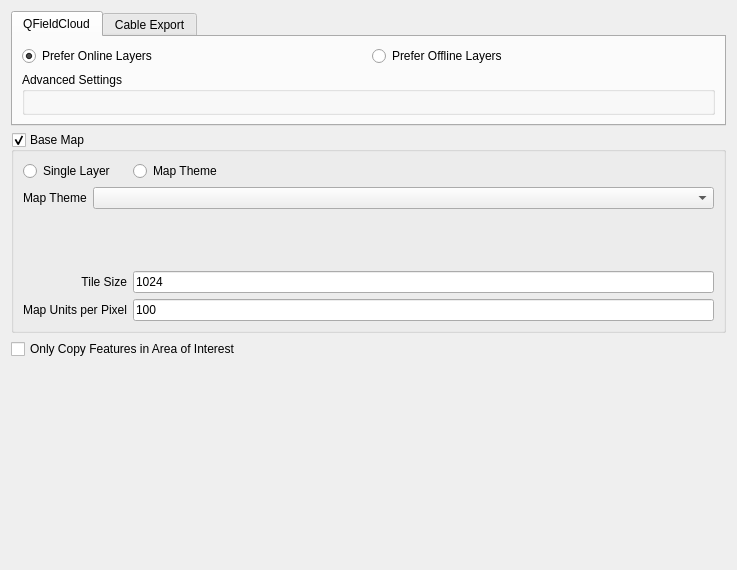
First picture: the form in qfieldsync/ui/project_configuration_widget.ui, repository opengisch/qfieldsync, before the edit.
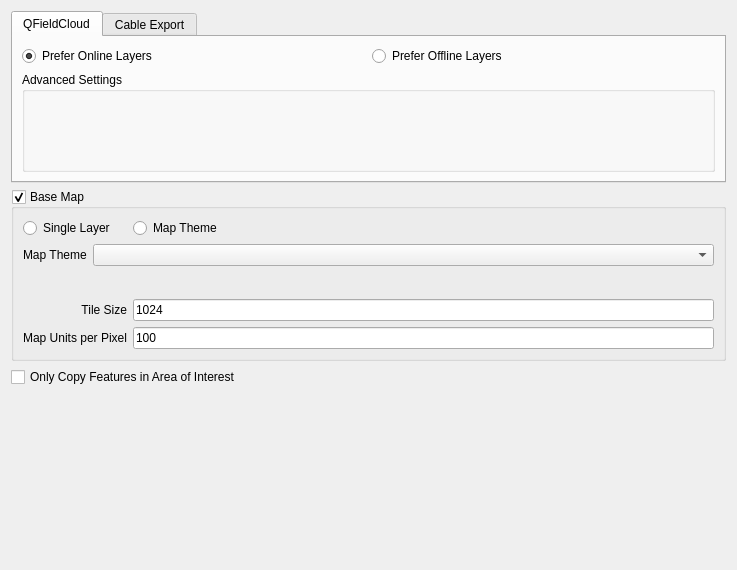
Second picture: the form after the edit. Custom widgets are drawn as their Qt base class.

```diff
--- a/qfieldsync/ui/project_configuration_widget.ui
+++ b/qfieldsync/ui/project_configuration_widget.ui
@@ -22,37 +22,16 @@
   <layout class="QVBoxLayout" name="verticalLayout">
    <item>
     <widget class="QTabWidget" name="exportTypeTabs">
-     <property name="sizePolicy">
-      <sizepolicy hsizetype="Expanding" vsizetype="Preferred">
-       <horstretch>0</horstretch>
-       <verstretch>0</verstretch>
-      </sizepolicy>
-     </property>
      <property name="currentIndex">
       <number>0</number>
      </property>
      <widget class="QWidget" name="cloudExportTab">
-      <property name="sizePolicy">
-       <sizepolicy hsizetype="Preferred" vsizetype="Minimum">
-        <horstretch>0</horstretch>
-        <verstretch>0</verstretch>
-       </sizepolicy>
-      </property>
       <attribute name="title">
        <string>QFieldCloud</string>
       </attribute>
       <layout class="QGridLayout" name="gridLayout_2">
-       <property name="sizeConstraint">
-        <enum>QLayout::SetMinAndMaxSize</enum>
-       </property>
        <item row="3" column="0" colspan="2">
         <widget class="QgsCollapsibleGroupBox" name="cloudAdvancedSettings">
-         <property name="sizePolicy">
-          <sizepolicy hsizetype="Preferred" vsizetype="Minimum">
-           <horstretch>0</horstretch>
-           <verstretch>0</verstretch>
-          </sizepolicy>
-         </property>
          <property name="title">
           <string>Advanced Settings</string>
          </property>
```
Left out of the diff: 4 changed lines with no effect on the pictures.
